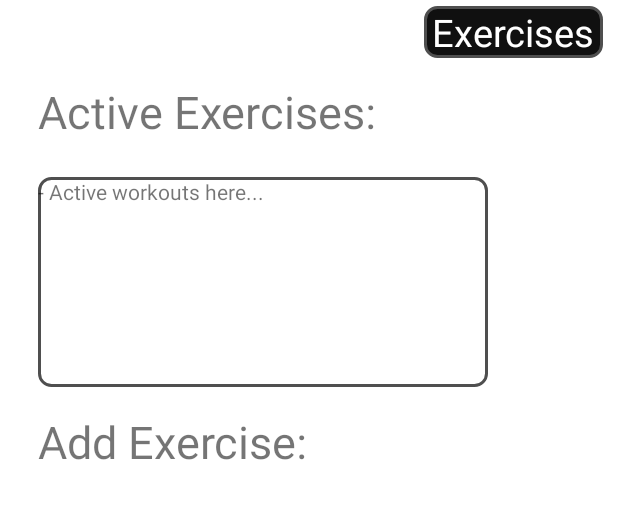
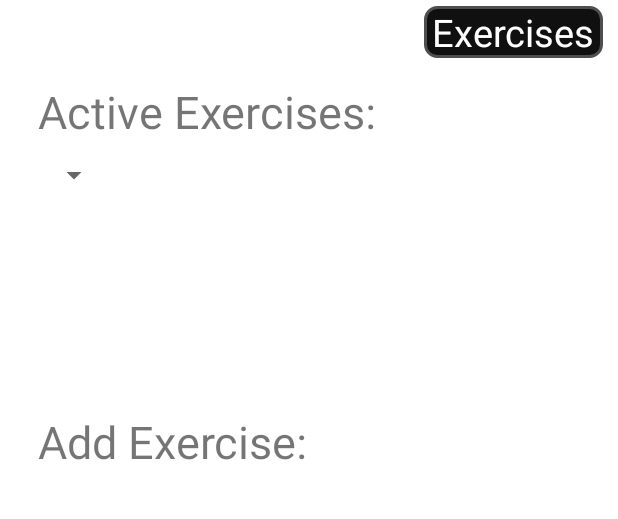
Before and after one commit to denisferatovic/EMP_Fitness_App, an Android app: the screen it shows after launch (MainActivity), after a tap on "ADD EXERCISE", on a phone screen of 412 x 824 dp, the part 84-603 px from its top. Run offline under Robolectric (Android 15) with nearby library versions, the phone set to English and light mode, and no system bars; our stand-ins replace Firebase (no records; nobody signed in at launch, a user with empty details on screens opened directly); 1 statement that could not run was skipped.

Commit message:
Izpis vaj
bug( home treba refresh na app start da se izpisejo vaje)
dropdown addede but not implemented

```diff
--- a/app/src/main/java/com/example/fitnessemp/MainActivity.java
+++ b/app/src/main/java/com/example/fitnessemp/MainActivity.java
@@ -31,6 +31,7 @@ import com.google.firebase.database.ValueEventListener;
 
 import java.util.ArrayList;
 import java.util.Iterator;
+import java.util.HashMap;
 
 import static com.example.fitnessemp.R.drawable.ic_hamburger;
 
@@ -50,7 +51,7 @@ public class MainActivity extends AppCompatActivity implements NavigationView.On
     public static DatabaseReference mDatabase = FirebaseDatabase.getInstance().getReference();;
     public static String android_id = "13"; //Settings.Secure.getString(getApplicationContext().getContentResolver(), Settings.Secure.ANDROID_ID);
     ///--TO DO--^ za fixat da ne bo hard coded
-    ArrayList<AddExerciseFragment.Workout> workouts = new ArrayList<AddExerciseFragment.Workout>();
+    static HashMap<String,AddExerciseFragment.Workout>  workouts = new HashMap<String,AddExerciseFragment.Workout>();
 
     @Override
     protected void onCreate(Bundle savedInstanceState) {
@@ -90,10 +91,11 @@ public class MainActivity extends AppCompatActivity implements NavigationView.On
                     Iterator<DataSnapshot> it = dataSnapshot.child(android_id + "/vaje").getChildren().iterator();
                     while(it.hasNext()){
                         DataSnapshot snap = it.next();
-                        workouts.add(new AddExerciseFragment.Workout(snap.getKey(), (ArrayList) snap.getValue()));
+
+                        workouts.put(snap.getKey(),new AddExerciseFragment.Workout(snap.getKey(), (ArrayList) snap.getValue()));
                     }
                 }
-                Log.d("DataChange", "Value is: " + workouts);
+                Log.d("DataChange", "Value is: " + workouts.get("Set1").izpisWorkout());
 
             }
 
--- a/app/src/main/java/com/example/fitnessemp/MainFragment.java
+++ b/app/src/main/java/com/example/fitnessemp/MainFragment.java
@@ -2,6 +2,7 @@ package com.example.fitnessemp;
 
 import android.os.Bundle;
 import android.text.method.ScrollingMovementMethod;
+import android.util.Log;
 import android.view.LayoutInflater;
 import android.view.View;
 import android.view.ViewGroup;
@@ -15,7 +16,11 @@ import androidx.fragment.app.FragmentManager;
 import androidx.fragment.app.FragmentTransaction;
 
 import java.io.Serializable;
+import java.util.HashMap;
+import java.util.Iterator;
 import java.util.List;
+
+import static com.example.fitnessemp.MainActivity.workouts;
 
 public class MainFragment extends Fragment {
 
@@ -38,6 +43,15 @@ public class MainFragment extends Fragment {
 
 
         activeWorkoutContainer = view.findViewById(R.id.activeWorkoutsContainer);
+        String novtext="";
+        if(!MainActivity.workouts.isEmpty()) {
+
+            for(HashMap.Entry<String, AddExerciseFragment.Workout> entry : MainActivity.workouts.entrySet()){
+                novtext = novtext.concat(entry.getValue().izpisWorkout());
+            }
+            Log.d("Concat",novtext);
+            activeWorkoutContainer.setText(novtext);
+        }
         addExercise = view.findViewById(R.id.addExercise);
         activeWorkoutContainer.setMovementMethod(new ScrollingMovementMethod());
         setRetainInstance(true);
--- a/app/src/main/res/layout/fragment_second.xml
+++ b/app/src/main/res/layout/fragment_second.xml
@@ -42,19 +42,6 @@
         tools:ignore="RtlCompat" />
 
     <TextView
-        android:id="@+id/activeWorkoutsContainer3"
-        android:layout_width="300dp"
-        android:layout_height="140dp"
-        android:layout_marginStart="25dp"
-        android:layout_marginLeft="25dp"
-        android:layout_marginTop="23dp"
-        android:background="@drawable/textviewborder"
-        android:scrollbars="vertical"
-        android:text="@string/active_workouts_here"
-        app:layout_constraintStart_toStartOf="parent"
-        app:layout_constraintTop_toBottomOf="@+id/activeItems2" />
-
-    <TextView
         android:id="@+id/activeItems3"
         android:layout_width="wrap_content"
         android:layout_height="wrap_content"
@@ -78,4 +65,16 @@
         app:layout_constraintStart_toStartOf="parent"
         app:layout_constraintTop_toTopOf="parent" />
 
+    <Spinner
+        android:id="@+id/spinner"
+        android:layout_width="wrap_content"
+        android:layout_height="wrap_content"
+        android:layout_marginStart="25dp"
+        android:layout_marginLeft="25dp"
+        android:layout_marginTop="10dp"
+        app:layout_constraintStart_toStartOf="parent"
+        app:layout_constraintTop_toBottomOf="@+id/activeItems2"
+
+        />
+
 </androidx.constraintlayout.widget.ConstraintLayout>
```
Also changed, not shown: app/src/main/java/com/example/fitnessemp/AddExerciseFragment.java (+12 -0 lines).
